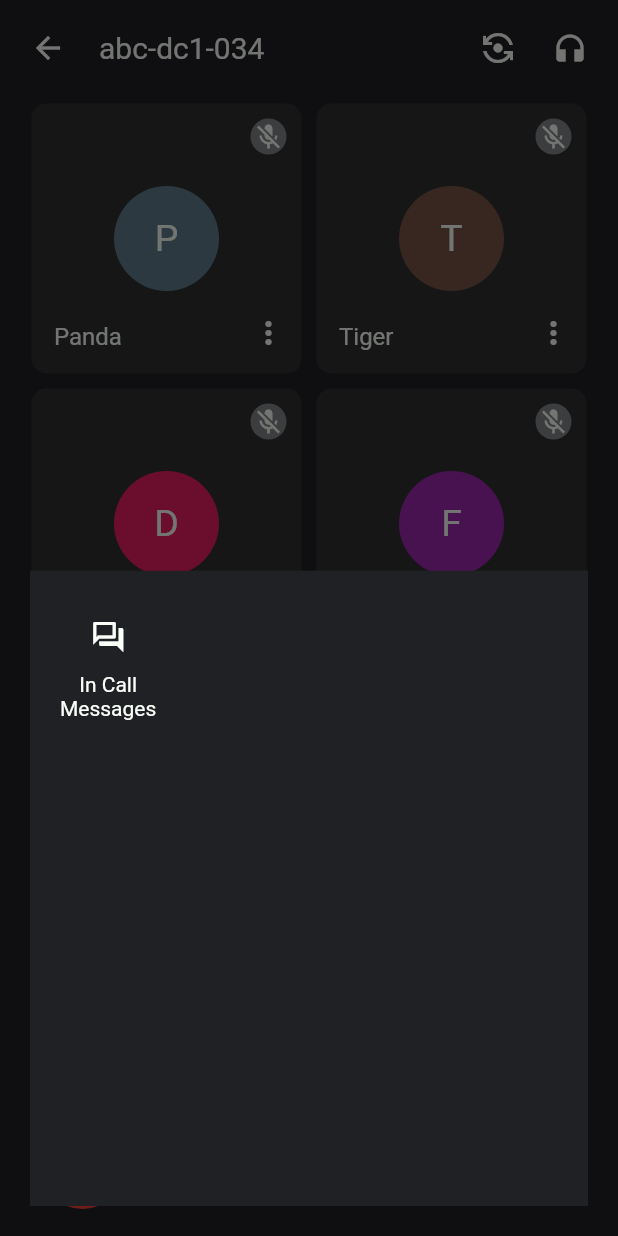
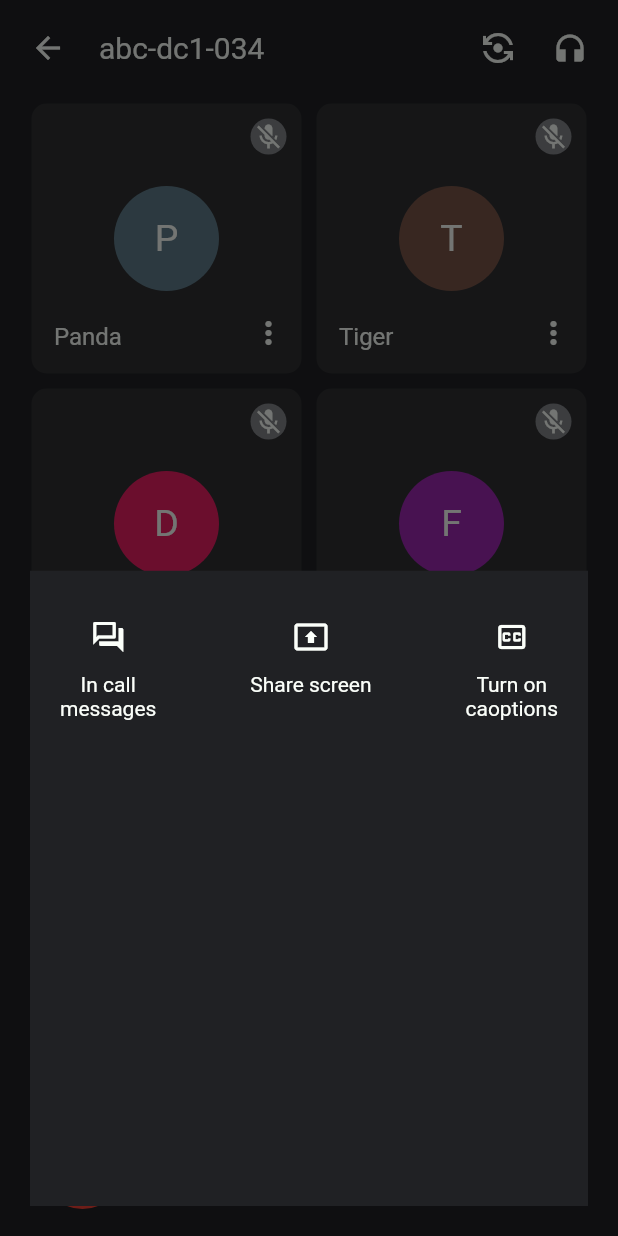
Before and after one commit to octoi/google-meet-clone, a Flutter app: the screen it shows after launch, after a tap on the "more vert" icon, on a phone screen of 412 x 824 dp. Run offline on Flutter 3.47's test engine with Material 2 defaults, Android fonts, the phone set to English and light mode, and no system bars.

Commit message:
added all top icons

```diff
--- a/lib/widgets/utils.dart
+++ b/lib/widgets/utils.dart
@@ -19,11 +19,21 @@ class AppUtils extends StatelessWidget {
               child: Column(
                 children: [
                   Row(
+                    mainAxisAlignment: MainAxisAlignment.spaceBetween,
+                    crossAxisAlignment: CrossAxisAlignment.start,
                     children: [
                       UtilIconButton(
                         icon: Icons.question_answer_outlined,
-                        title: "In Call\nMessages",
-                      )
+                        title: "In call\nmessages",
+                      ),
+                      UtilIconButton(
+                        icon: Icons.present_to_all_outlined,
+                        title: "Share screen",
+                      ),
+                      UtilIconButton(
+                        icon: Icons.closed_caption_outlined,
+                        title: "Turn on\ncaoptions",
+                      ),
                     ],
                   )
                 ],
```
